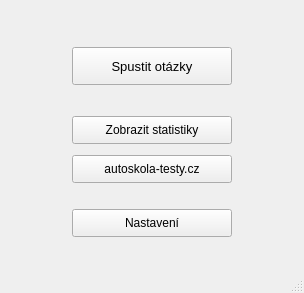
The window that autoskola_eTesty/startmenu.ui (RxiPland/autoskola_eTesty_desktop) describes before a commit, drawn with Qt 5.
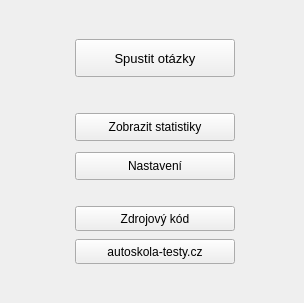
The same window after the commit. Icons and pictures are not drawn.

What changed in the file:
```diff
--- a/autoskola_eTesty/startmenu.ui
+++ b/autoskola_eTesty/startmenu.ui
@@ -7,7 +7,7 @@
     <x>0</x>
     <y>0</y>
     <width>304</width>
-    <height>266</height>
+    <height>303</height>
    </rect>
   </property>
   <property name="windowTitle">
@@ -24,33 +24,7 @@
       <property name="topMargin">
        <number>0</number>
       </property>
-      <item row="3" column="1">
-       <widget class="QPushButton" name="pushButton_2">
-        <property name="minimumSize">
-         <size>
-          <width>0</width>
-          <height>28</height>
-         </size>
-        </property>
-        <property name="text">
-         <string>Zobrazit statistiky</string>
-        </property>
-       </widget>
-      </item>
       <item row="5" column="1">
-       <widget class="QPushButton" name="pushButton_4">
-        <property name="minimumSize">
-         <size>
-          <width>0</width>
-          <height>28</height>
-         </size>
-        </property>
-        <property name="text">
-         <string>autoskola-testy.cz</string>
-        </property>
-       </widget>
-      </item>
-      <item row="7" column="1">
        <widget class="QPushButton" name="pushButton_3">
         <property name="minimumSize">
          <size>
@@ -79,15 +53,18 @@
         </property>
        </spacer>
       </item>
-      <item row="1" column="2">
-       <spacer name="horizontalSpacer_2">
+      <item row="4" column="1">
+       <spacer name="verticalSpacer_4">
         <property name="orientation">
-         <enum>Qt::Horizontal</enum>
+         <enum>Qt::Vertical</enum>
+        </property>
+        <property name="sizeType">
+         <enum>QSizePolicy::Fixed</enum>
         </property>
         <property name="sizeHint" stdset="0">
          <size>
-          <width>40</width>
-          <height>20</height>
+          <width>20</width>
+          <height>5</height>
          </size>
         </property>
        </spacer>
@@ -110,7 +87,20 @@
         </property>
        </widget>
       </item>
-      <item row="6" column="1">
+      <item row="1" column="2">
+       <spacer name="horizontalSpacer_2">
+        <property name="orientation">
+         <enum>Qt::Horizontal</enum>
+        </property>
+        <property name="sizeHint" stdset="0">
+         <size>
+          <width>40</width>
+          <height>20</height>
+         </size>
+        </property>
+       </spacer>
+      </item>
+      <item row="7" column="1">
        <spacer name="verticalSpacer_5">
         <property name="orientation">
          <enum>Qt::Vertical</enum>
@@ -126,6 +116,22 @@
         </property>
        </spacer>
       </item>
+      <item row="11" column="1">
+       <spacer name="verticalSpacer_6">
+        <property name="orientation">
+         <enum>Qt::Vertical</enum>
+        </property>
+        <property name="sizeType">
+         <enum>QSizePolicy::Fixed</enum>
+        </property>
+        <property name="sizeHint" stdset="0">
+         <size>
+          <width>20</width>
+          <height>2</height>
+         </size>
+        </property>
+       </spacer>
+      </item>
       <item row="0" column="1">
        <spacer name="verticalSpacer_2">
         <property name="orientation">
@@ -137,7 +143,23 @@
         <property name="sizeHint" stdset="0">
          <size>
           <width>0</width>
-          <height>38</height>
+          <height>25</height>
+         </size>
+        </property>
+       </spacer>
+      </item>
+      <item row="13" column="1">
+       <spacer name="verticalSpacer_3">
+        <property name="orientation">
+         <enum>Qt::Vertical</enum>
+        </property>
+        <property name="sizeType">
+         <enum>QSizePolicy::MinimumExpanding</enum>
+        </property>
+        <property name="sizeHint" stdset="0">
+         <size>
+          <width>20</width>
+          <height>2</height>
          </size>
         </property>
        </spacer>
@@ -155,43 +177,63 @@
         </property>
        </spacer>
       </item>
-      <item row="8" column="1">
-       <spacer name="verticalSpacer_3">
-        <property name="orientation">
-         <enum>Qt::Vertical</enum>
+      <item row="3" column="1">
+       <widget class="QPushButton" name="pushButton_2">
+        <property name="minimumSize">
+         <size>
+          <width>0</width>
+          <height>28</height>
+         </size>
         </property>
-        <property name="sizeType">
-         <enum>QSizePolicy::MinimumExpanding</enum>
+        <property name="text">
+         <string>Zobrazit statistiky</string>
         </property>
-        <property name="sizeHint" stdset="0">
+       </widget>
+      </item>
+      <item row="9" column="1">
+       <widget class="QPushButton" name="pushButton_5">
+        <property name="minimumSize">
          <size>
-          <width>20</width>
+          <width>0</width>
           <height>25</height>
          </size>
         </property>
-       </spacer>
-      </item>
-      <item row="4" column="1">
-       <spacer name="verticalSpacer_4">
-        <property name="orientation">
-         <enum>Qt::Vertical</enum>
+        <property name="text">
+         <string>Zdrojový kód</string>
         </property>
-        <property name="sizeType">
-         <enum>QSizePolicy::Fixed</enum>
-        </property>
-        <property name="sizeHint" stdset="0">
+       </widget>
+      </item>
+      <item row="12" column="1">
+       <widget class="QPushButton" name="pushButton_4">
+        <property name="minimumSize">
          <size>
-          <width>20</width>
-          <height>5</height>
+          <width>0</width>
+          <height>25</height>
          </size>
         </property>
-       </spacer>
+        <property name="text">
+         <string>autoskola-testy.cz</string>
+        </property>
+       </widget>
+      </item>
+      <item row="9" column="0">
+       <widget class="QLabel" name="image_label">
+        <property name="text">
+         <string/>
+        </property>
+       </widget>
+      </item>
+      <item row="12" column="0">
+       <widget class="QLabel" name="image_label_2">
+        <property name="text">
+         <string/>
+        </property>
+       </widget>
       </item>
      </layout>
     </item>
    </layout>
   </widget>
-  <widget class="QStatusBar" name="statusBar"/>
  </widget>
  <resources>
   <include location="resources.qrc"/>
```
